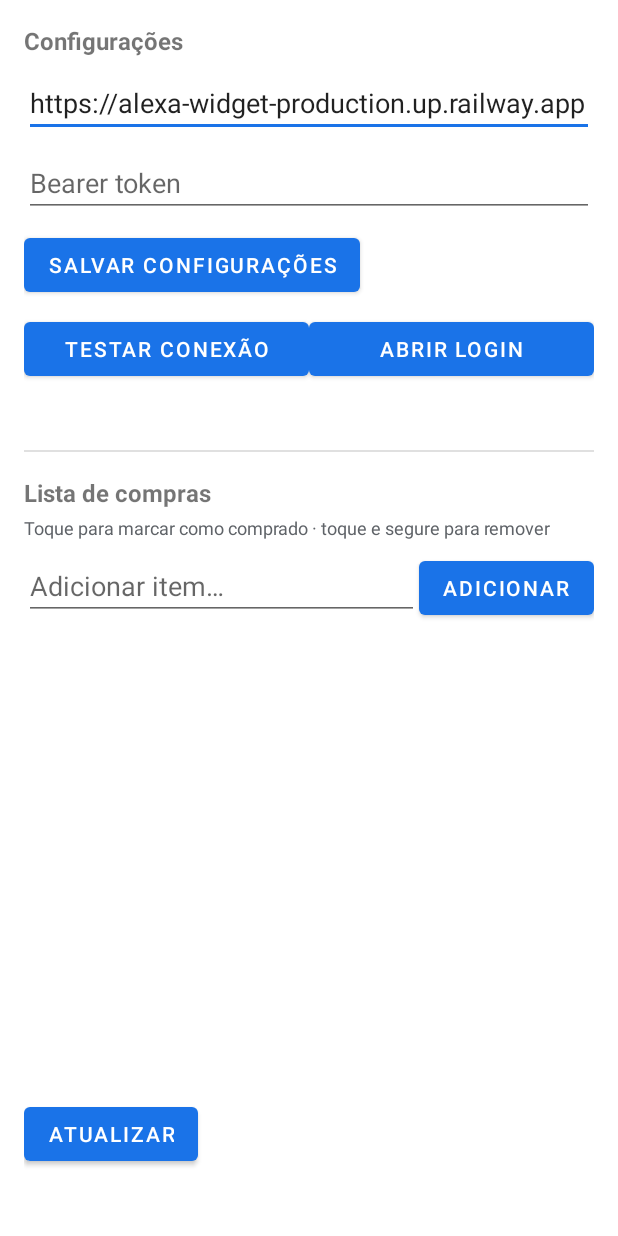
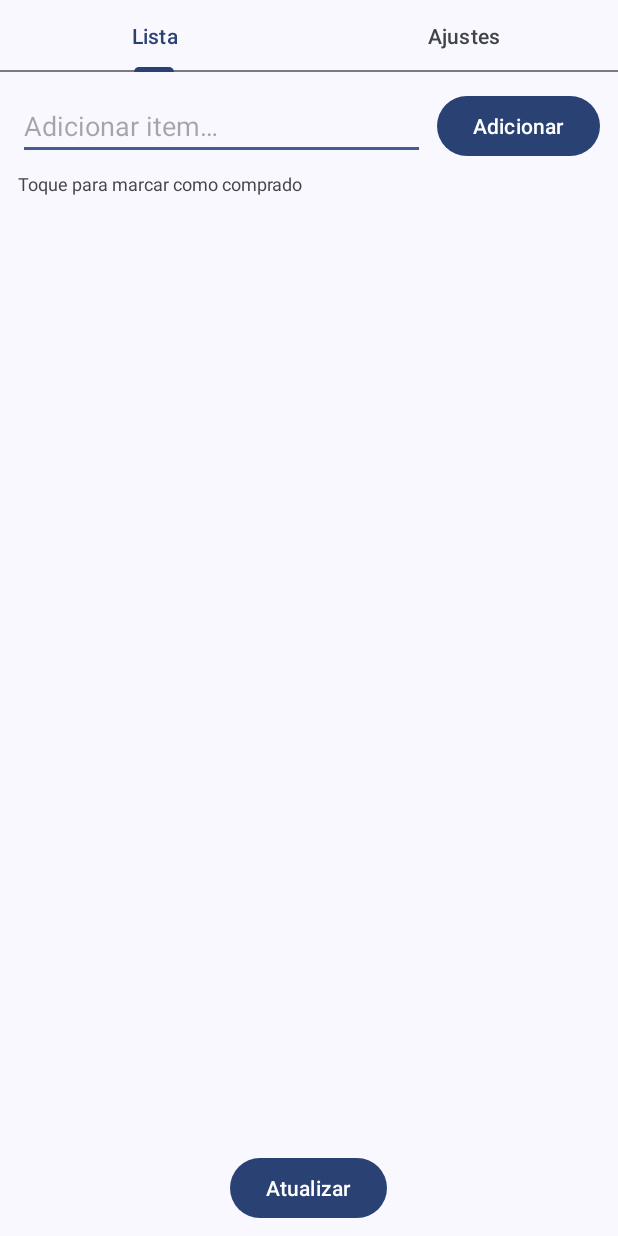
Before and after one commit to nandomclaren/alexa-widget, an Android app: the screen it shows after launch (MainActivity), on a phone screen of 412 x 824 dp. Run offline under Robolectric (Android 15) with nearby library versions, the phone set to English and light mode, and no system bars; network calls fail.

Commit message:
App Android: abas Lista/Ajustes, editar item e Material You
Nenhuma mudança aqui toca sessão/autenticação com a Amazon (só backend
e Android puramente de apresentação/API de lista) — sem risco pro
keepalive/expiração de token corrigido antes.

Tela principal (MainActivity) reorganizada em duas abas:
- Lista: ocupa a tela toda (sem o padding lateral que sobrava da tela
  de ajustes), toque no texto de um item alterna comprado/não
  comprado, cada linha ganha um ícone de lápis (editar texto) além da
  lixeira (remover) — usa um adapter customizado (ShoppingListAdapter)
  em vez do ArrayAdapter<String> simples de antes.
- Ajustes: o que antes ocupava a metade de cima da tela (URL do
  servidor, token, testar conexão, abrir login).

Backend: novo PUT /api/lists/shopping/{item_id} (corpo {"text": "..."})
pra renomear um item, reaproveitando o mesmo endpoint/verbo PUT da
Amazon (updatelistitem) já testado pro toggle de completed — só troca
o campo "value" do payload em vez de "completed".

Material You: app e widget agora adotam a cor dinâmica do sistema em
Android 12+ (DynamicColors.applyToActivitiesIfAvailable via uma nova
Application, temas migrados de MaterialComponents pra Material3; o
widget ganha values-v31/values-night-v31 apontando pros tokens de cor
dinâmica do Android, já que RemoteViews não pode usar ?attr como as
Activities). Em versões mais antigas do Android, cai de volta nas
cores fixas de sempre.

Co-Authored-By: Claude Sonnet 5 <noreply@anthropic.com>
Claude-Session: https://claude.ai/code/session_01MgW261vbRhLBKj73UpGepp

```diff
--- a/android/app/src/main/AndroidManifest.xml
+++ b/android/app/src/main/AndroidManifest.xml
@@ -4,6 +4,7 @@
     <uses-permission android:name="android.permission.INTERNET" />
 
     <application
+        android:name=".AlexaWidgetApp"
         android:allowBackup="true"
         android:icon="@mipmap/ic_launcher"
         android:label="@string/app_name"
--- /dev/null
+++ b/android/app/src/main/java/com/alexawidget/app/AlexaWidgetApp.kt
@@ -0,0 +1,12 @@
+package com.alexawidget.app
+
+import android.app.Application
+import com.google.android.material.color.DynamicColors
+
+/** Ativa Material You (cores do sistema) nas telas do app, quando disponível (Android 12+). */
+class AlexaWidgetApp : Application() {
+    override fun onCreate() {
+        super.onCreate()
+        DynamicColors.applyToActivitiesIfAvailable(this)
+    }
+}
--- a/android/app/src/main/java/com/alexawidget/app/MainActivity.kt
+++ b/android/app/src/main/java/com/alexawidget/app/MainActivity.kt
@@ -7,13 +7,14 @@ import android.net.Uri
 import android.os.Bundle
 import android.os.Handler
 import android.os.Looper
-import android.widget.ArrayAdapter
 import android.widget.Button
 import android.widget.EditText
 import android.widget.ListView
 import android.widget.TextView
 import android.widget.Toast
 import androidx.appcompat.app.AppCompatActivity
+import com.google.android.material.dialog.MaterialAlertDialogBuilder
+import com.google.android.material.tabs.TabLayout
 
 class MainActivity : AppCompatActivity() {
 
@@ -21,8 +22,7 @@ class MainActivity : AppCompatActivity() {
     private lateinit var api: ApiClient
     private lateinit var statusText: TextView
     private lateinit var itemsListView: ListView
-    private lateinit var itemsAdapter: ArrayAdapter<String>
-    private var currentItems: List<ApiClient.ShoppingItem> = emptyList()
+    private lateinit var itemsAdapter: ShoppingListAdapter
 
     override fun onCreate(savedInstanceState: Bundle?) {
         super.onCreate(savedInstanceState)
@@ -31,6 +31,8 @@ class MainActivity : AppCompatActivity() {
         settings = SettingsStore(this)
         api = ApiClient(this)
 
+        setupTabs()
+
         val serverUrlInput = findViewById<EditText>(R.id.server_url_input)
         val tokenInput = findViewById<EditText>(R.id.token_input)
         serverUrlInput.setText(settings.serverUrl)
@@ -38,7 +40,24 @@ class MainActivity : AppCompatActivity() {
 
         statusText = findViewById(R.id.status_text)
         itemsListView = findViewById(R.id.items_list_view)
-        itemsAdapter = ArrayAdapter(this, android.R.layout.simple_list_item_1, mutableListOf())
+        itemsAdapter = ShoppingListAdapter(
+            context = this,
+            onToggle = { item ->
+                runInBackground(
+                    action = { api.setItemCompletedBlocking(item.id, !item.completed) },
+                    onSuccess = { loadItems() },
+                    onError = { showError(it) },
+                )
+            },
+            onEdit = { item -> showRenameDialog(item) },
+            onDelete = { item ->
+                runInBackground(
+                    action = { api.deleteItemBlocking(item.id) },
+                    onSuccess = { loadItems() },
+                    onError = { showError(it) },
+                )
+            },
+        )
         itemsListView.adapter = itemsAdapter
 
         findViewById<Button>(R.id.save_settings_button).setOnClickListener {
@@ -73,25 +92,23 @@ class MainActivity : AppCompatActivity() {
 
         findViewById<Button>(R.id.refresh_list_button).setOnClickListener { loadItems() }
 
-        itemsListView.setOnItemClickListener { _, _, position, _ ->
-            val item = currentItems.getOrNull(position) ?: return@setOnItemClickListener
-            runInBackground(
-                action = { api.setItemCompletedBlocking(item.id, !item.completed) },
-                onSuccess = { loadItems() },
-                onError = { showError(it) },
-            )
-        }
-        itemsListView.setOnItemLongClickListener { _, _, position, _ ->
-            val item = currentItems.getOrNull(position) ?: return@setOnItemLongClickListener true
-            runInBackground(
-                action = { api.deleteItemBlocking(item.id) },
-                onSuccess = { loadItems() },
-                onError = { showError(it) },
-            )
-            true
-        }
+        loadItems()
+    }
 
-        loadItems()
+    private fun setupTabs() {
+        val tabLayout = findViewById<TabLayout>(R.id.tab_layout)
+        val listPage = findViewById<android.view.View>(R.id.list_page)
+        val settingsPage = findViewById<android.view.View>(R.id.settings_page)
+
+        tabLayout.addOnTabSelectedListener(object : TabLayout.OnTabSelectedListener {
+            override fun onTabSelected(tab: TabLayout.Tab) {
+                listPage.visibility = if (tab.position == 0) android.view.View.VISIBLE else android.view.View.GONE
+                settingsPage.visibility = if (tab.position == 1) android.view.View.VISIBLE else android.view.View.GONE
+            }
+
+            override fun onTabUnselected(tab: TabLayout.Tab) {}
+            override fun onTabReselected(tab: TabLayout.Tab) {}
+        })
     }
 
     override fun onResume() {
@@ -118,13 +135,37 @@ class MainActivity : AppCompatActivity() {
     private fun loadItems() {
         runInBackground(
             action = { api.listItemsBlocking() },
-            onSuccess = { items ->
-                currentItems = items
-                itemsAdapter.clear()
-                itemsAdapter.addAll(items.map { (if (it.completed) "✓ " else "• ") + it.text })
-            },
+            onSuccess = { items -> itemsAdapter.submitList(items) },
             onError = { /* silencioso: pode ainda não estar autenticado/configurado */ },
         )
+    }
+
+    private fun showRenameDialog(item: ApiClient.ShoppingItem) {
+        val density = resources.displayMetrics.density
+        val padding = (20 * density).toInt()
+        val input = EditText(this).apply {
+            setText(item.text)
+            setSelection(text.length)
+        }
+        val container = android.widget.FrameLayout(this).apply {
+            setPadding(padding, padding / 2, padding, 0)
+            addView(input)
+        }
+        MaterialAlertDialogBuilder(this)
+            .setTitle(R.string.rename_item_title)
+            .setView(container)
+            .setPositiveButton(R.string.save) { _, _ ->
+                val newText = input.text.toString().trim()
+                if (newText.isNotEmpty() && newText != item.text) {
+                    runInBackground(
+                        action = { api.renameItemBlocking(item.id, newText) },
+                        onSuccess = { loadItems() },
+                        onError = { showError(it) },
+                    )
+                }
+            }
+            .setNegativeButton(R.string.cancel, null)
+            .show()
     }
 
     private fun showError(e: Exception) {
--- /dev/null
+++ b/android/app/src/main/java/com/alexawidget/app/ShoppingListAdapter.kt
@@ -0,0 +1,53 @@
+package com.alexawidget.app
+
+import android.content.Context
+import android.graphics.Paint
+import android.view.LayoutInflater
+import android.view.View
+import android.view.ViewGroup
+import android.widget.BaseAdapter
+import android.widget.ImageButton
+import android.widget.TextView
+
+/** Cada linha: toque no texto alterna comprado/não comprado; lápis edita; lixeira remove. */
+class ShoppingListAdapter(
+    private val context: Context,
+    private val onToggle: (ApiClient.ShoppingItem) -> Unit,
+    private val onEdit: (ApiClient.ShoppingItem) -> Unit,
+    private val onDelete: (ApiClient.ShoppingItem) -> Unit,
+) : BaseAdapter() {
+
+    private var items: List<ApiClient.ShoppingItem> = emptyList()
+
+    fun submitList(newItems: List<ApiClient.ShoppingItem>) {
+        items = newItems
+        notifyDataSetChanged()
+    }
+
+    override fun getCount(): Int = items.size
+
+    override fun getItem(position: Int): ApiClient.ShoppingItem = items[position]
+
+    override fun getItemId(position: Int): Long = items[position].id.hashCode().toLong()
+
+    override fun getView(position: Int, convertView: View?, parent: ViewGroup): View {
+        val view = convertView
+            ?: LayoutInflater.from(context).inflate(R.layout.list_row_item, parent, false)
+        val item = items[position]
+
+        val textView = view.findViewById<TextView>(R.id.row_item_text)
+        textView.text = item.text
+        textView.paintFlags = if (item.completed) {
+            textView.paintFlags or Paint.STRIKE_THRU_TEXT_FLAG
+        } else {
+            textView.paintFlags and Paint.STRIKE_THRU_TEXT_FLAG.inv()
+        }
+        textView.alpha = if (item.completed) 0.6f else 1f
+        textView.setOnClickListener { onToggle(item) }
+
+        view.findViewById<ImageButton>(R.id.row_item_edit).setOnClickListener { onEdit(item) }
+        view.findViewById<ImageButton>(R.id.row_item_delete).setOnClickListener { onDelete(item) }
+
+        return view
+    }
+}
--- a/android/app/src/main/res/layout/activity_add_item.xml
+++ b/android/app/src/main/res/layout/activity_add_item.xml
@@ -32,7 +32,7 @@
 
         <Button
             android:id="@+id/add_item_cancel"
-            style="@style/Widget.MaterialComponents.Button.TextButton"
+            style="@style/Widget.Material3.Button.TextButton"
             android:textColor="@color/widget_accent"
             android:layout_width="wrap_content"
             android:layout_height="wrap_content"
@@ -40,7 +40,7 @@
 
         <Button
             android:id="@+id/add_item_confirm"
-            style="@style/Widget.MaterialComponents.Button.TextButton"
+            style="@style/Widget.Material3.Button.TextButton"
             android:textColor="@color/widget_accent"
             android:layout_width="wrap_content"
             android:layout_height="wrap_content"
--- a/android/app/src/main/res/layout/activity_main.xml
+++ b/android/app/src/main/res/layout/activity_main.xml
@@ -1,7 +1,92 @@
 <?xml version="1.0" encoding="utf-8"?>
-<ScrollView xmlns:android="http://schemas.android.com/apk/res/android"
+<LinearLayout xmlns:android="http://schemas.android.com/apk/res/android"
     android:layout_width="match_parent"
-    android:layout_height="match_parent">
+    android:layout_height="match_parent"
+    android:orientation="vertical">
+
+    <com.google.android.material.tabs.TabLayout
+        android:id="@+id/tab_layout"
+        android:layout_width="match_parent"
+        android:layout_height="wrap_content">
+
+        <com.google.android.material.tabs.TabItem
+            android:layout_width="wrap_content"
+            android:layout_height="wrap_content"
+            android:text="@string/tab_list" />
+
+        <com.google.android.material.tabs.TabItem
+            android:layout_width="wrap_content"
+            android:layout_height="wrap_content"
+            android:text="@string/tab_settings" />
+    </com.google.android.material.tabs.TabLayout>
+
+    <FrameLayout
+        android:layout_width="match_parent"
+        android:layout_height="0dp"
+        android:layout_weight="1">
+
+        <LinearLayout
+            android:id="@+id/list_page"
+            android:layout_width="match_parent"
+            android:layout_height="match_parent"
+            android:orientation="vertical">
+
+            <LinearLayout
+                android:layout_width="match_parent"
+                android:layout_height="wrap_content"
+                android:orientation="horizontal"
+                android:gravity="center_vertical"
+                android:paddingStart="12dp"
+                android:paddingEnd="12dp"
+                android:paddingTop="12dp">
+
+                <EditText
+                    android:id="@+id/new_item_input"
+                    android:layout_width="0dp"
+                    android:layout_height="wrap_content"
+                    android:layout_weight="1"
+                    android:hint="@string/new_item_hint"
+                    android:maxLines="1" />
+
+                <Button
+                    android:id="@+id/add_item_button"
+                    android:layout_width="wrap_content"
+                    android:layout_height="wrap_content"
+                    android:layout_marginStart="8dp"
+                    android:text="@string/add" />
+            </LinearLayout>
+
+            <TextView
+                android:layout_width="wrap_content"
+                android:layout_height="wrap_content"
+                android:text="@string/items_hint_tap"
+                android:textSize="12sp"
+                android:textColor="@color/widget_text_secondary"
+                android:paddingStart="12dp"
+                android:paddingEnd="12dp"
+                android:paddingTop="6dp"
+                android:paddingBottom="2dp" />
+
+            <ListView
+                android:id="@+id/items_list_view"
+                android:layout_width="match_parent"
+                android:layout_height="0dp"
+                android:layout_weight="1" />
+
+            <Button
+                android:id="@+id/refresh_list_button"
+                android:layout_width="wrap_content"
+                android:layout_height="wrap_content"
+                android:layout_gravity="center_horizontal"
+                android:layout_margin="8dp"
+                android:text="@string/refresh" />
+        </LinearLayout>
+
+        <ScrollView
+            android:id="@+id/settings_page"
+            android:layout_width="match_parent"
+            android:layout_height="match_parent"
+            android:visibility="gone">
 
             <LinearLayout
                 android:layout_width="match_parent"
@@ -68,62 +153,7 @@
                     android:layout_width="match_parent"
                     android:layout_height="wrap_content"
                     android:layout_marginTop="8dp" />
-
-        <View
-            android:layout_width="match_parent"
-            android:layout_height="1dp"
-            android:background="?android:attr/listDivider"
-            android:layout_marginTop="16dp"
-            android:layout_marginBottom="16dp" />
-
-        <TextView
-            android:layout_width="wrap_content"
-            android:layout_height="wrap_content"
-            android:text="@string/list_title"
-            android:textStyle="bold"
-            android:textSize="16sp"
-            android:layout_marginBottom="4dp" />
-
-        <TextView
-            android:layout_width="wrap_content"
-            android:layout_height="wrap_content"
-            android:text="@string/items_hint_tap"
-            android:textSize="12sp"
-            android:textColor="@color/widget_text_secondary"
-            android:layout_marginBottom="8dp" />
-
-        <LinearLayout
-            android:layout_width="match_parent"
-            android:layout_height="wrap_content"
-            android:orientation="horizontal">
-
-            <EditText
-                android:id="@+id/new_item_input"
-                android:layout_width="0dp"
-                android:layout_height="wrap_content"
-                android:layout_weight="1"
-                android:hint="@string/new_item_hint"
-                android:maxLines="1" />
-
-            <Button
-                android:id="@+id/add_item_button"
-                android:layout_width="wrap_content"
-                android:layout_height="wrap_content"
-                android:text="@string/add" />
-        </LinearLayout>
-
-        <ListView
-            android:id="@+id/items_list_view"
-            android:layout_width="match_parent"
-            android:layout_height="300dp"
-            android:layout_marginTop="8dp" />
-
-        <Button
-            android:id="@+id/refresh_list_button"
-            android:layout_width="wrap_content"
-            android:layout_height="wrap_content"
-            android:text="@string/refresh"
-            android:layout_marginTop="8dp" />
-
             </LinearLayout>
         </ScrollView>
+    </FrameLayout>
+</LinearLayout>
--- a/android/app/src/main/res/values/strings.xml
+++ b/android/app/src/main/res/values/strings.xml
@@ -6,6 +6,7 @@
     <string name="refresh">Atualizar</string>
     <string name="add_item">Adicionar item</string>
     <string name="mark_complete">Marcar como comprado</string>
+    <string name="delete_item">Remover item</string>
     <string name="empty_list">Lista vazia</string>
     <string name="server_url_hint">URL do servidor (ex.: https://seuapp.up.railway.app)</string>
     <string name="token_hint">Bearer token</string>
@@ -22,6 +23,10 @@
     <string name="test_connection">Testar conexão</string>
     <string name="open_login">Abrir login</string>
     <string name="settings_title">Configurações</string>
-    <string name="list_title">Lista de compras</string>
-    <string name="items_hint_tap">Toque para marcar como comprado · toque e segure para remover</string>
+    <string name="items_hint_tap">Toque para marcar como comprado</string>
+    <string name="tab_list">Lista</string>
+    <string name="tab_settings">Ajustes</string>
+    <string name="edit_item">Editar item</string>
+    <string name="rename_item_title">Renomear item</string>
+    <string name="save">Salvar</string>
 </resources>
--- a/android/app/src/main/res/values/themes.xml
+++ b/android/app/src/main/res/values/themes.xml
@@ -1,13 +1,16 @@
 <?xml version="1.0" encoding="utf-8"?>
 <resources>
 
-    <style name="Theme.AlexaWidget" parent="Theme.MaterialComponents.DayNight.NoActionBar">
+    <!-- Base Material3 (não dynamic): usada quando o Material You não está
+         disponível (Android < 12) ou antes do DynamicColors aplicar as
+         cores do sistema. colorPrimary/colorAccent são só o fallback. -->
+    <style name="Theme.AlexaWidget" parent="Theme.Material3.DayNight.NoActionBar">
         <item name="colorPrimary">@color/widget_accent</item>
         <item name="colorPrimaryDark">@color/widget_accent</item>
         <item name="colorAccent">@color/widget_accent</item>
     </style>
 
-    <style name="Theme.AlexaWidget.Dialog" parent="Theme.MaterialComponents.DayNight.Dialog">
+    <style name="Theme.AlexaWidget.Dialog" parent="Theme.Material3.DayNight.Dialog">
         <item name="android:windowIsFloating">true</item>
         <item name="android:windowNoTitle">true</item>
         <item name="windowActionBar">false</item>
```
Also changed, not shown: android/app/src/main/java/com/alexawidget/app/ApiClient.kt (+12 -0 lines), android/app/src/main/res/drawable/ic_delete.xml (added, +11 -0 lines), android/app/src/main/res/drawable/ic_edit.xml (added, +11 -0 lines), android/app/src/main/res/layout/list_row_item.xml (added, +36 -0 lines), android/app/src/main/res/values-night-v31/colors.xml (added, +10 -0 lines), android/app/src/main/res/values-v31/colors.xml (added, +13 -0 lines), 5 other files. Lines whose indentation alone changed are shown as unchanged.
